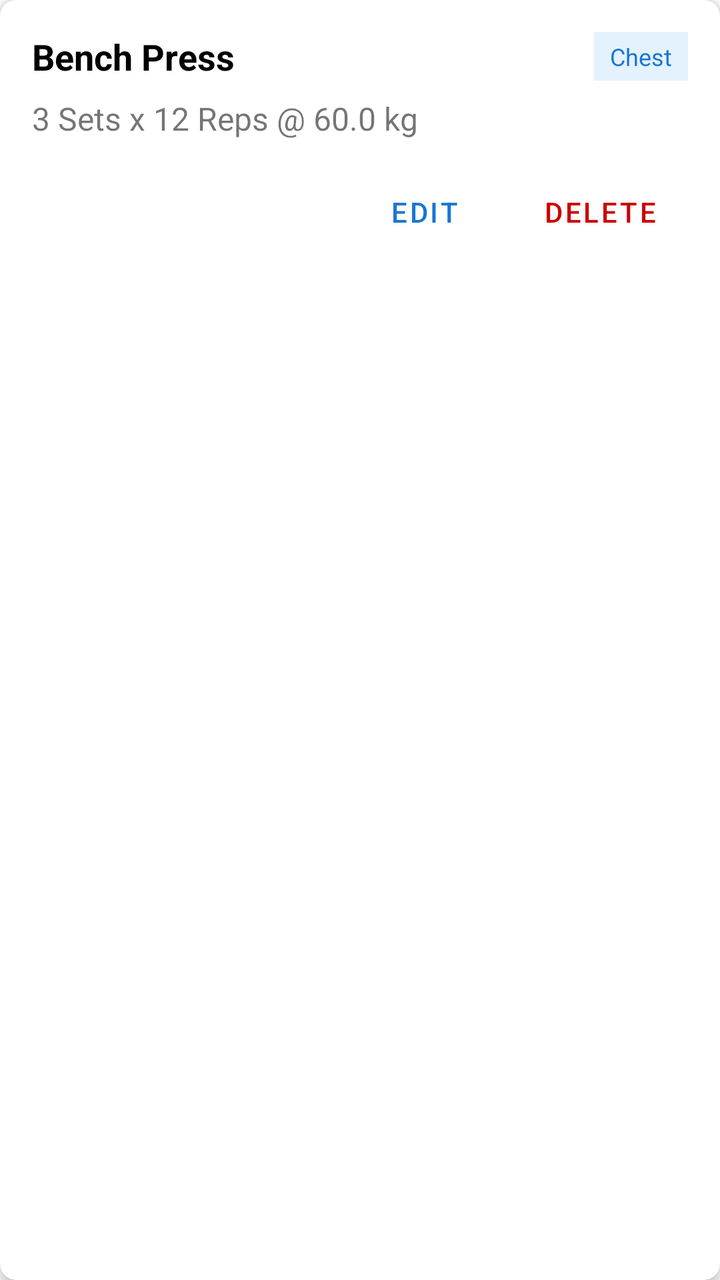
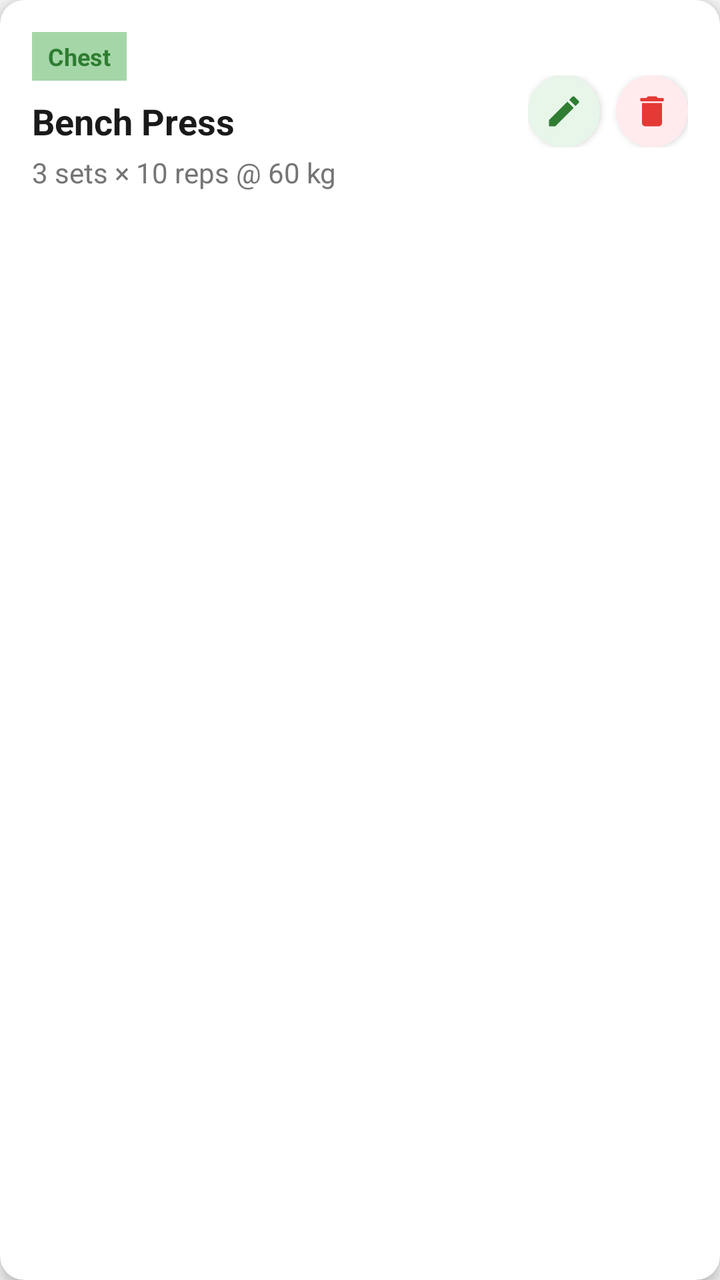

Before-and-after screenshots of an Android layout around one commit, followed by the original layout XML and the change that was made.
<!-- AndroidManifest.xml: application theme Theme.WorkoutTracker -->
<!-- res/layout/item_workout.xml -->
<?xml version="1.0" encoding="utf-8"?>
<com.google.android.material.card.MaterialCardView xmlns:android="http://schemas.android.com/apk/res/android"
    xmlns:app="http://schemas.android.com/apk/res-auto"
    android:layout_width="match_parent"
    android:layout_height="wrap_content"
    android:layout_marginHorizontal="16dp"
    android:layout_marginVertical="8dp"
    app:cardElevation="4dp"
    app:cardCornerRadius="8dp">

    <LinearLayout
        android:layout_width="match_parent"
        android:layout_height="wrap_content"
        android:orientation="vertical"
        android:padding="16dp">

        <LinearLayout
            android:layout_width="match_parent"
            android:layout_height="wrap_content"
            android:orientation="horizontal"
            android:gravity="center_vertical">

            <TextView
                android:id="@+id/tvWorkoutName"
                android:layout_width="0dp"
                android:layout_height="wrap_content"
                android:layout_weight="1"
                android:text="Bench Press"
                android:textSize="18sp"
                android:textStyle="bold"
                android:textColor="@color/black" />

            <TextView
                android:id="@+id/tvCategory"
                android:layout_width="wrap_content"
                android:layout_height="wrap_content"
                android:text="Chest"
                android:background="#E3F2FD"
                android:paddingHorizontal="8dp"
                android:paddingVertical="4dp"
                android:textColor="#1976D2"
                android:textSize="12sp" />
        </LinearLayout>

        <TextView
            android:id="@+id/tvWorkoutDetails"
            android:layout_width="wrap_content"
            android:layout_height="wrap_content"
            android:layout_marginTop="8dp"
            android:text="3 Sets x 12 Reps @ 60.0 kg"
            android:textSize="16sp" />

        <LinearLayout
            android:layout_width="match_parent"
            android:layout_height="wrap_content"
            android:orientation="horizontal"
            android:gravity="end"
            android:layout_marginTop="12dp">

            <com.google.android.material.button.MaterialButton
                android:id="@+id/btnEdit"
                style="@style/Widget.MaterialComponents.Button.TextButton"
                android:layout_width="wrap_content"
                android:layout_height="wrap_content"
                android:text="Edit" />

            <com.google.android.material.button.MaterialButton
                android:id="@+id/btnDelete"
                style="@style/Widget.MaterialComponents.Button.TextButton"
                android:layout_width="wrap_content"
                android:layout_height="wrap_content"
                android:text="Delete"
                android:textColor="@android:color/holo_red_dark" />

        </LinearLayout>

    </LinearLayout>

</com.google.android.material.card.MaterialCardView>
<!-- resources referenced by this layout -->
<resources>
  <color name="black">#FF000000</color>
  <style name="Theme.WorkoutTracker" parent="Base.Theme.WorkoutTracker" />
  <style name="Base.Theme.WorkoutTracker" parent="Theme.MaterialComponents.DayNight.NoActionBar">
          
          <item name="colorPrimary">@color/blue_primary</item>
          <item name="colorPrimaryVariant">@color/purple_700</item>
          <item name="colorOnPrimary">@color/white</item>
          
          <item name="colorSecondary">@color/teal_200</item>
          <item name="colorSecondaryVariant">@color/teal_700</item>
          <item name="colorOnSecondary">@color/black</item>
          
          <item name="android:statusBarColor">?attr/colorPrimaryVariant</item>
          
      </style>
  <color name="blue_primary">#1976D2</color>
  <color name="purple_700">#FF3700B3</color>
  <color name="white">#FFFFFFFF</color>
  <color name="teal_200">#FF03DAC5</color>
  <color name="teal_700">#FF018786</color>
</resources>

<!-- the commit's change to res/layout/item_workout.xml (unified diff, before → after) -->
@@ -5,72 +5,115 @@
     android:layout_height="wrap_content"
     android:layout_marginHorizontal="16dp"
     android:layout_marginVertical="8dp"
+    app:cardCornerRadius="12dp"
     app:cardElevation="4dp"
-    app:cardCornerRadius="8dp">
+    app:cardBackgroundColor="@color/colorSurface">
 
     <LinearLayout
         android:layout_width="match_parent"
         android:layout_height="wrap_content"
-        android:orientation="vertical"
-        android:padding="16dp">
+        android:orientation="horizontal"
+        android:padding="16dp"
+        android:gravity="center_vertical">
 
+        
         <LinearLayout
-            android:layout_width="match_parent"
+            android:layout_width="0dp"
             android:layout_height="wrap_content"
-            android:orientation="horizontal"
-            android:gravity="center_vertical">
+            android:layout_weight="1"
+            android:orientation="vertical">
 
+            
+            <LinearLayout
+                android:layout_width="wrap_content"
+                android:layout_height="wrap_content"
+                android:layout_marginBottom="8dp">
+
+                <TextView
+                    android:id="@+id/tvCategory"
+                    android:layout_width="wrap_content"
+                    android:layout_height="wrap_content"
+                    android:text="Chest"
+                    android:background="@color/colorHighlight"
+                    android:textColor="@color/colorPrimary"
+                    android:textSize="12sp"
+                    android:textStyle="bold"
+                    android:paddingHorizontal="8dp"
+                    android:paddingVertical="4dp" />
+            </LinearLayout>
+
+            
             <TextView
                 android:id="@+id/tvWorkoutName"
-                android:layout_width="0dp"
+                android:layout_width="match_parent"
                 android:layout_height="wrap_content"
-                android:layout_weight="1"
                 android:text="Bench Press"
                 android:textSize="18sp"
                 android:textStyle="bold"
-                android:textColor="@color/black" />
+                android:textColor="@color/colorTextPrimary"
+                android:layout_marginBottom="4dp" />
 
+            
             <TextView
-                android:id="@+id/tvCategory"
-                android:layout_width="wrap_content"
+                android:id="@+id/tvWorkoutDetails"
+                android:layout_width="match_parent"
                 android:layout_height="wrap_content"
-                android:text="Chest"
-                android:background="#E3F2FD"
-                android:paddingHorizontal="8dp"
-                android:paddingVertical="4dp"
-                android:textColor="#1976D2"
-                android:textSize="12sp" />
+                android:text="3 sets × 10 reps @ 60 kg"
+                android:textColor="@color/colorTextSecondary"
+                android:textSize="14sp" />
+
         </LinearLayout>
 
-        <TextView
-            android:id="@+id/tvWorkoutDetails"
+        
+        <LinearLayout
             android:layout_width="wrap_content"
             android:layout_height="wrap_content"
-            android:layout_marginTop="8dp"
-            android:text="3 Sets x 12 Reps @ 60.0 kg"
-            android:textSize="16sp" />
+            android:orientation="horizontal"
+            android:gravity="center"
+            android:layout_marginStart="16dp">
 
-        <LinearLayout
-            android:layout_width="match_parent"
-            android:layout_height="wrap_content"
-            android:orientation="horizontal"
-            android:gravity="end"
-            android:layout_marginTop="12dp">
-
+            
             <com.google.android.material.button.MaterialButton
                 android:id="@+id/btnEdit"
-                style="@style/Widget.MaterialComponents.Button.TextButton"
-                android:layout_width="wrap_content"
-                android:layout_height="wrap_content"
-                android:text="Edit" />
+                style="@style/Widget.MaterialComponents.Button.Icon"
+                android:layout_width="36dp"
+                android:layout_height="36dp"
+                android:padding="0dp"
+                app:icon="@drawable/ic_edit"
+                app:iconSize="20dp"
+                app:iconGravity="textStart"
+                app:iconPadding="0dp"
+                app:iconTint="@color/colorPrimary"
+                app:backgroundTint="#E8F5E9"
+                app:cornerRadius="18dp"
+                app:rippleColor="@color/colorHighlight"
+                android:layout_marginEnd="8dp"
+                android:insetTop="0dp"
+                android:insetBottom="0dp"
+                android:insetLeft="0dp"
+                android:insetRight="0dp"
+                android:contentDescription="Edit" />
 
+            
             <com.google.android.material.button.MaterialButton
                 android:id="@+id/btnDelete"
-                style="@style/Widget.MaterialComponents.Button.TextButton"
-                android:layout_width="wrap_content"
-                android:layout_height="wrap_content"
-                android:text="Delete"
-                android:textColor="@android:color/holo_red_dark" />
+                style="@style/Widget.MaterialComponents.Button.Icon"
+                android:layout_width="36dp"
+                android:layout_height="36dp"
+                android:padding="0dp"
+                app:icon="@drawable/ic_delete"
+                app:iconSize="20dp"
+                app:iconGravity="textStart"
+                app:iconPadding="0dp"
+                app:iconTint="@color/colorError"
+                app:backgroundTint="#FFEBEE"
+                app:cornerRadius="18dp"
+                app:rippleColor="#FFCDD2"
+                android:insetTop="0dp"
+                android:insetBottom="0dp"
+                android:insetLeft="0dp"
+                android:insetRight="0dp"
+                android:contentDescription="Delete" />
 
         </LinearLayout>
 
<!-- resource entries referenced after the edit -->
@@ -1,24 +1,49 @@
 <!-- resources referenced by this layout -->
 <resources>
-  <color name="black">#FF000000</color>
+  <color name="colorError">#E53935</color>
+  <color name="colorHighlight">#A5D6A7</color>
+  <color name="colorPrimary">#2E7D32</color>
+  <color name="colorSurface">#FFFFFF</color>
+  <color name="colorTextPrimary">#1A1A1A</color>
+  <color name="colorTextSecondary">#757575</color>
+  <!-- drawable ic_delete (drawable) -->
+  <vector xmlns:android="http://schemas.android.com/apk/res/android"
+      android:width="24dp"
+      android:height="24dp"
+      android:viewportWidth="24"
+      android:viewportHeight="24">
+    <path
+        android:fillColor="#E53935"
+        android:pathData="M6,19c0,1.1 0.9,2 2,2h8c1.1,0 2-0.9 2-2V7H6v12z M19,4h-3.5l-1-1h-5l-1,1H5v2h14V4z"/>
+  </vector>
+  <!-- drawable ic_edit (drawable) -->
+  <vector xmlns:android="http://schemas.android.com/apk/res/android"
+      android:width="24dp"
+      android:height="24dp"
+      android:viewportWidth="24"
+      android:viewportHeight="24">
+    <path
+        android:fillColor="#2E7D32"
+        android:pathData="M3,17.25V21h3.75L17.81,9.94l-3.75-3.75L3,17.25z M20.71,7.04c0.39-0.39,0.39-1.02,0-1.41l-2.34-2.34c-0.39-0.39-1.02-0.39-1.41,0l-1.83,1.83 3.75,3.75 1.83-1.83z"/>
+  </vector>
   <style name="Theme.WorkoutTracker" parent="Base.Theme.WorkoutTracker" />
-  <style name="Base.Theme.WorkoutTracker" parent="Theme.MaterialComponents.DayNight.NoActionBar">
+  <style name="Base.Theme.WorkoutTracker" parent="Theme.MaterialComponents.Light.NoActionBar">
           
-          <item name="colorPrimary">@color/blue_primary</item>
-          <item name="colorPrimaryVariant">@color/purple_700</item>
+          <item name="colorPrimary">@color/colorPrimary</item>
+          <item name="colorPrimaryVariant">@color/colorPrimaryDark</item>
           <item name="colorOnPrimary">@color/white</item>
           
-          <item name="colorSecondary">@color/teal_200</item>
-          <item name="colorSecondaryVariant">@color/teal_700</item>
-          <item name="colorOnSecondary">@color/black</item>
+          <item name="colorSecondary">@color/colorAccent</item>
+          <item name="colorSecondaryVariant">@color/colorPrimaryDark</item>
+          <item name="colorOnSecondary">@color/white</item>
           
           <item name="android:statusBarColor">?attr/colorPrimaryVariant</item>
           
+          <item name="android:windowBackground">@color/colorBackground</item>
       </style>
-  <color name="blue_primary">#1976D2</color>
-  <color name="purple_700">#FF3700B3</color>
-  <color name="white">#FFFFFFFF</color>
-  <color name="teal_200">#FF03DAC5</color>
-  <color name="teal_700">#FF018786</color>
+  <color name="colorPrimaryDark">#1B5E20</color>
+  <color name="white">#FFFFFF</color>
+  <color name="colorAccent">#66BB6A</color>
+  <color name="colorBackground">#F5F5F5</color>
 </resources>
 
